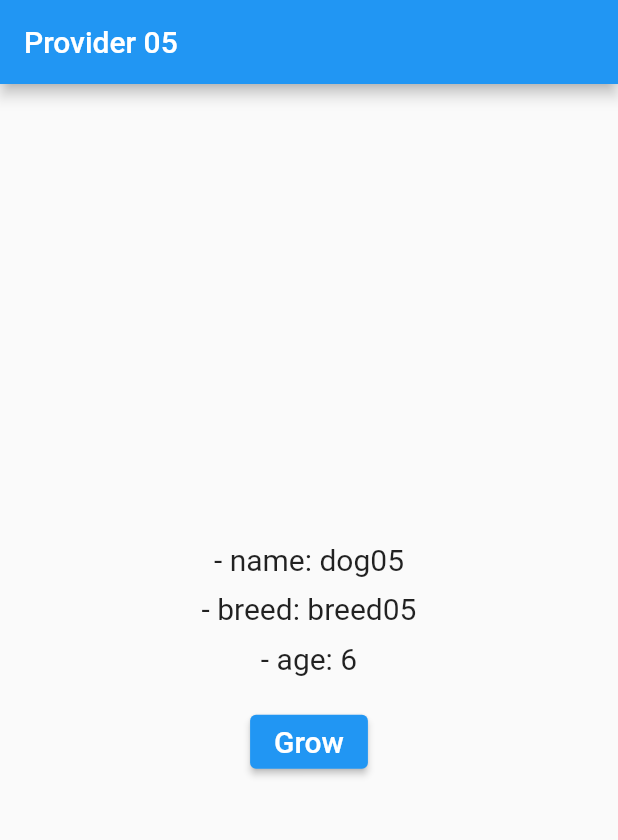
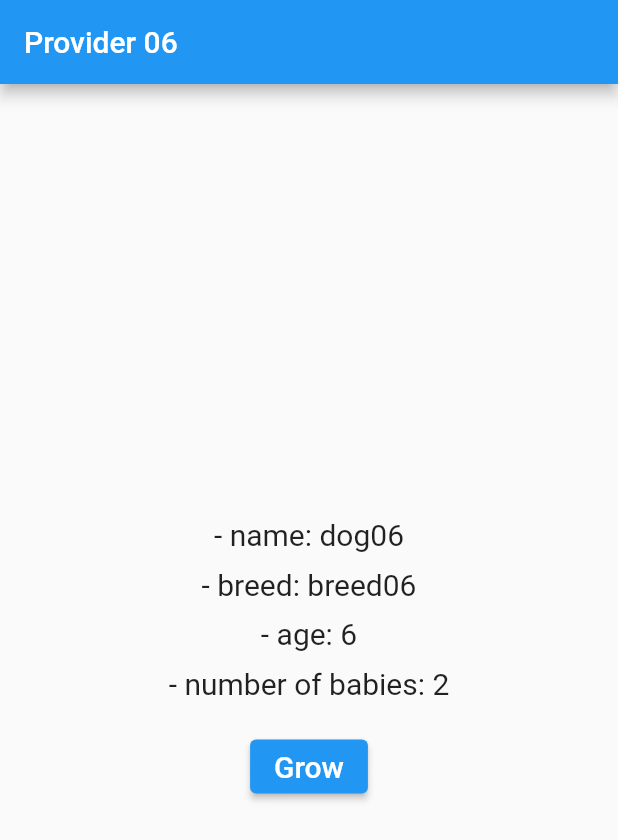
Before and after one commit to MRGRAVITY817/learning-flutter-provider, a Flutter app: the screen it shows after launch, after a tap on "Grow", on a phone screen of 412 x 824 dp. Shown: the top 840 px of the screen. Run offline on Flutter 3.47's test engine with Material 2 defaults, Android fonts, the phone set to English and light mode, and no system bars.

Commit message:
Learn FutureProvider

```diff
--- /dev/null
+++ b/lib/babies.dart
@@ -0,0 +1,18 @@
+class Babies {
+  final int age;
+  Babies({
+    required this.age,
+  });
+
+  Future<int> getBabies() async {
+    await Future.delayed(const Duration(seconds: 3));
+
+    if (age > 1 && age < 5) {
+      return 4;
+    } else if (age <= 1) {
+      return 0;
+    } else {
+      return 2;
+    }
+  }
+}
--- a/lib/main.dart
+++ b/lib/main.dart
@@ -1,5 +1,6 @@
 import 'package:flutter/material.dart';
 import 'package:provider/provider.dart';
+import 'package:provider_overview_01/babies.dart';
 import 'package:provider_overview_01/dog.dart';
 
 void main() {
@@ -12,10 +13,21 @@ class MyApp extends StatelessWidget {
   // This widget is the root of your application.
   @override
   Widget build(BuildContext context) {
-    return ChangeNotifierProvider<Dog>(
-      create: (context) => Dog(name: 'dog05', breed: 'breed05', age: 5),
+    return MultiProvider(
+      providers: [
+        ChangeNotifierProvider<Dog>(
+          create: (context) => Dog(name: 'dog06', breed: 'breed06', age: 5),
+        ),
+        FutureProvider<int>(
+            create: (context) {
+              final int dogAge = context.read<Dog>().age;
+              final babies = Babies(age: dogAge);
+              return babies.getBabies();
+            },
+            initialData: 0)
+      ],
       child: MaterialApp(
-        title: 'Provider 05',
+        title: 'Provider 06',
         debugShowCheckedModeBanner: false,
         theme: ThemeData(
           primarySwatch: Colors.blue,
@@ -39,7 +51,7 @@ class _MyHomePageState extends State<MyHomePage> {
   Widget build(BuildContext context) {
     return Scaffold(
         appBar: AppBar(
-          title: const Text('Provider 05'),
+          title: const Text('Provider 06'),
         ),
         body: Center(
             child: Column(
@@ -83,6 +95,11 @@ class Age extends StatelessWidget {
         Text('- age: ${context.select<Dog, int>((dog) => dog.age)}',
             style: const TextStyle(fontSize: 20.0)),
         const SizedBox(
+          height: 10.0,
+        ),
+        Text('- number of babies: ${context.read<int>()}',
+            style: const TextStyle(fontSize: 20.0)),
+        const SizedBox(
           height: 20.0,
         ),
         ElevatedButton(
```
